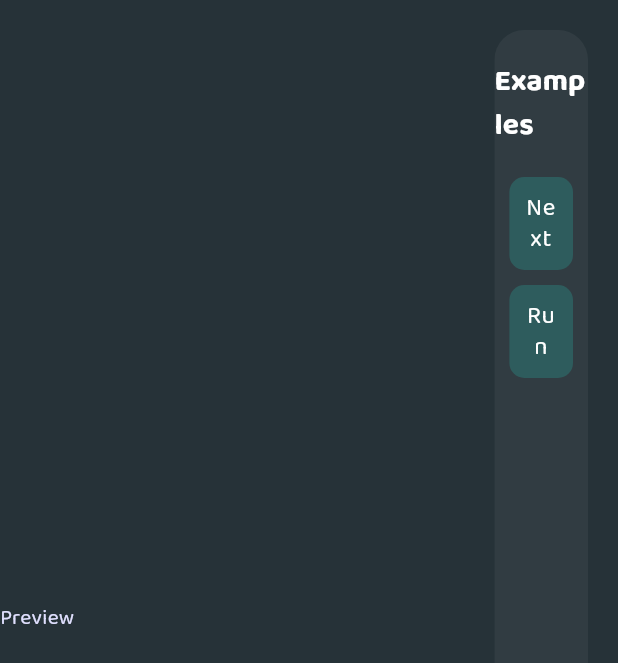
After one commit to santoshakil/flutter_frenzy_multi_threading, a Flutter app: the ReusableScreen screen opened directly, on a phone screen of 412 x 824 dp. The commit adds this screen. Shown: the top 663 px of the screen. Run offline on Flutter 3.47's test engine with Material 2 defaults, Android fonts, the phone set to English and light mode, and no system bars; our stand-ins replace flutter_riverpod, google_fonts, shared_preferences; accounts and stored records are empty.

Commit message:
working on reusable screen

```diff
--- /dev/null
+++ b/lib/src/modules/reusable/components/body.dart
@@ -0,0 +1,16 @@
+import 'package:flutter/material.dart';
+
+import 'options/options.dart';
+import 'previews/preview.dart';
+
+class ReusableBody extends StatelessWidget {
+  const ReusableBody({super.key});
+
+  @override
+  Widget build(BuildContext context) {
+    return Row(children: const [
+      PreviewPanel(),
+      OptionsSelectPanel(),
+    ]);
+  }
+}
--- /dev/null
+++ b/lib/src/modules/reusable/components/next_button.dart
@@ -0,0 +1,26 @@
+import 'package:flutter/material.dart';
+import 'package:flutter_frenzy_multi_threading/src/modules/components/button.dart';
+import 'package:flutter_riverpod/flutter_riverpod.dart';
+
+class NextButton extends ConsumerWidget {
+  const NextButton({super.key});
+
+  @override
+  Widget build(BuildContext context, WidgetRef ref) {
+    return CustomeMaterialButton(
+      backgroundColor: Theme.of(context).colorScheme.secondary.withOpacity(.3),
+      margin: const EdgeInsets.symmetric(horizontal: 10, vertical: 0),
+      padding: const EdgeInsets.all(10),
+      onPressed: () {
+        // ref.read(selectedSharedPrefTypeProvider.notifier).next();
+      },
+      child: Center(
+        child: Text(
+          'Next',
+          textAlign: TextAlign.center,
+          style: Theme.of(context).textTheme.labelMedium,
+        ),
+      ),
+    );
+  }
+}
--- /dev/null
+++ b/lib/src/modules/reusable/components/options/options.dart
@@ -0,0 +1,37 @@
+import 'package:flutter/material.dart';
+import 'package:flutter_frenzy_multi_threading/src/helper/constants/colors/colors.dart';
+import 'package:flutter_frenzy_multi_threading/src/modules/reusable/components/next_button.dart';
+import 'package:flutter_frenzy_multi_threading/src/modules/reusable/components/run_code.dart';
+
+class OptionsSelectPanel extends StatelessWidget {
+  const OptionsSelectPanel({Key? key}) : super(key: key);
+
+  @override
+  Widget build(BuildContext context) {
+    return Expanded(
+      flex: 1,
+      child: Padding(
+        padding: const EdgeInsets.fromLTRB(0, 20, 20, 20),
+        child: ClipRRect(
+          borderRadius: BorderRadius.circular(20),
+          child: ColoredBox(
+            color: white.withOpacity(.05),
+            child: Column(
+              children: [
+                Padding(
+                  padding: const EdgeInsets.symmetric(vertical: 20),
+                  child: Text(
+                    'Examples',
+                    style: Theme.of(context).textTheme.labelLarge,
+                  ),
+                ),
+                const NextButton(),
+                const RunCodeButton(),
+              ],
+            ),
+          ),
+        ),
+      ),
+    );
+  }
+}
--- /dev/null
+++ b/lib/src/modules/reusable/components/previews/preview.dart
@@ -0,0 +1,10 @@
+import 'package:flutter/material.dart';
+
+class PreviewPanel extends StatelessWidget {
+  const PreviewPanel({Key? key}) : super(key: key);
+
+  @override
+  Widget build(BuildContext context) {
+    return const Expanded(flex: 4, child: Text('Preview'));
+  }
+}
--- /dev/null
+++ b/lib/src/modules/reusable/components/run_code.dart
@@ -0,0 +1,25 @@
+import 'package:flutter/material.dart';
+import 'package:flutter_frenzy_multi_threading/src/modules/components/button.dart';
+import 'package:flutter_riverpod/flutter_riverpod.dart';
+
+class RunCodeButton extends ConsumerWidget {
+  const RunCodeButton({super.key});
+
+  @override
+  Widget build(BuildContext context, WidgetRef ref) {
+    return CustomeMaterialButton(
+      backgroundColor: Theme.of(context).colorScheme.secondary.withOpacity(.3),
+      margin: const EdgeInsets.all(10),
+      padding: const EdgeInsets.all(10),
+      onPressed: () {},
+      // onPressed: () async => await startSharedPrefThread(),
+      child: Center(
+        child: Text(
+          'Run',
+          textAlign: TextAlign.center,
+          style: Theme.of(context).textTheme.labelMedium,
+        ),
+      ),
+    );
+  }
+}
--- /dev/null
+++ b/lib/src/modules/reusable/reusable.dart
@@ -0,0 +1,18 @@
+import 'package:flutter/material.dart';
+import '/src/helper/themes/dark.dart' show darkTheme;
+
+import 'components/body.dart' show ReusableBody;
+
+class ReusableScreen extends StatelessWidget {
+  const ReusableScreen({super.key});
+
+  @override
+  Widget build(BuildContext context) {
+    return Theme(
+      data: darkTheme,
+      child: const Scaffold(
+        body: ReusableBody(),
+      ),
+    );
+  }
+}
```
Also changed, not shown: lib/src/helper/enum/enums.dart (+15 -0 lines), lib/src/modules/reusable/models/screen.dart (added, +15 -0 lines), lib/src/modules/reusable/providers/provider.dart (added, +10 -0 lines), lib/src/modules/reusable/repository/screen.dart (added, +22 -0 lines).
